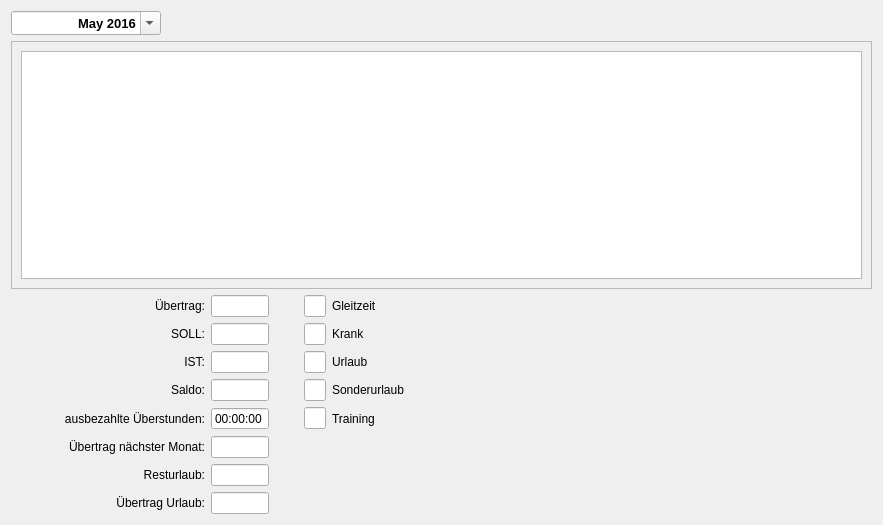
First picture: the form in cmonthlyview.ui, repository birkeh/workingHours, before the edit.
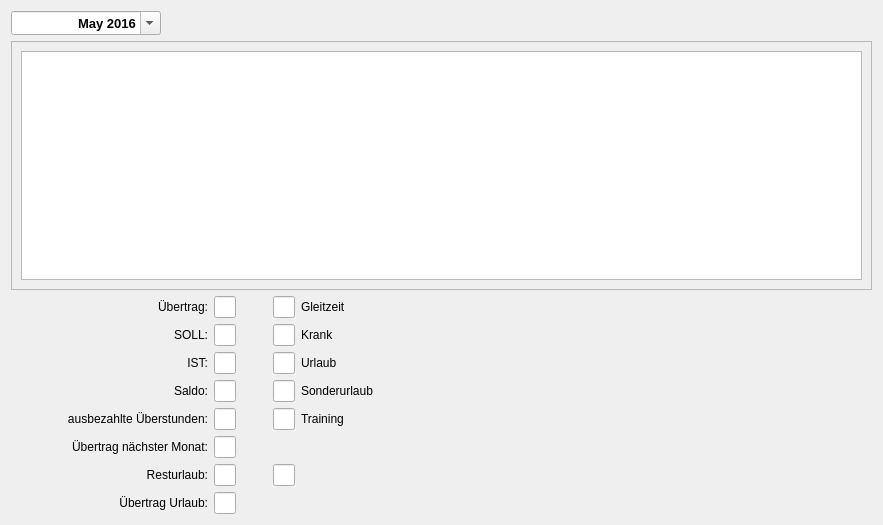
Second picture: the form after the edit.

Patch:
```diff
--- a/cmonthlyview.ui
+++ b/cmonthlyview.ui
@@ -110,19 +110,6 @@
          </property>
         </widget>
        </item>
-       <item row="4" column="2">
-        <widget class="QTimeEdit" name="m_lpUeberstunden">
-         <property name="alignment">
-          <set>Qt::AlignRight|Qt::AlignTrailing|Qt::AlignVCenter</set>
-         </property>
-         <property name="buttonSymbols">
-          <enum>QAbstractSpinBox::NoButtons</enum>
-         </property>
-         <property name="displayFormat">
-          <string>HH:mm:ss</string>
-         </property>
-        </widget>
-       </item>
        <item row="0" column="4">
         <widget class="QLineEdit" name="m_lpGleitzeit">
          <property name="alignment">
@@ -378,6 +365,12 @@
          </property>
         </widget>
        </item>
+       <item row="4" column="2">
+        <widget class="QLineEdit" name="m_lpUeberstunden"/>
+       </item>
+       <item row="6" column="4">
+        <widget class="QLineEdit" name="m_lpRegExpTest"/>
+       </item>
       </layout>
      </item>
     </layout>
```
